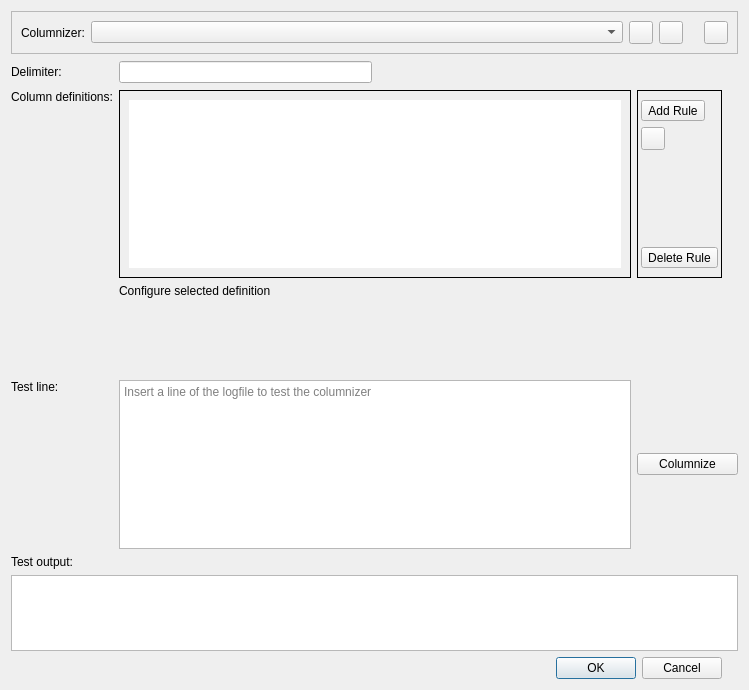
The window that src/gui/columnize/ColumnizeDialog.ui (tomvodi/QTail) describes before a commit, drawn with Qt 5.
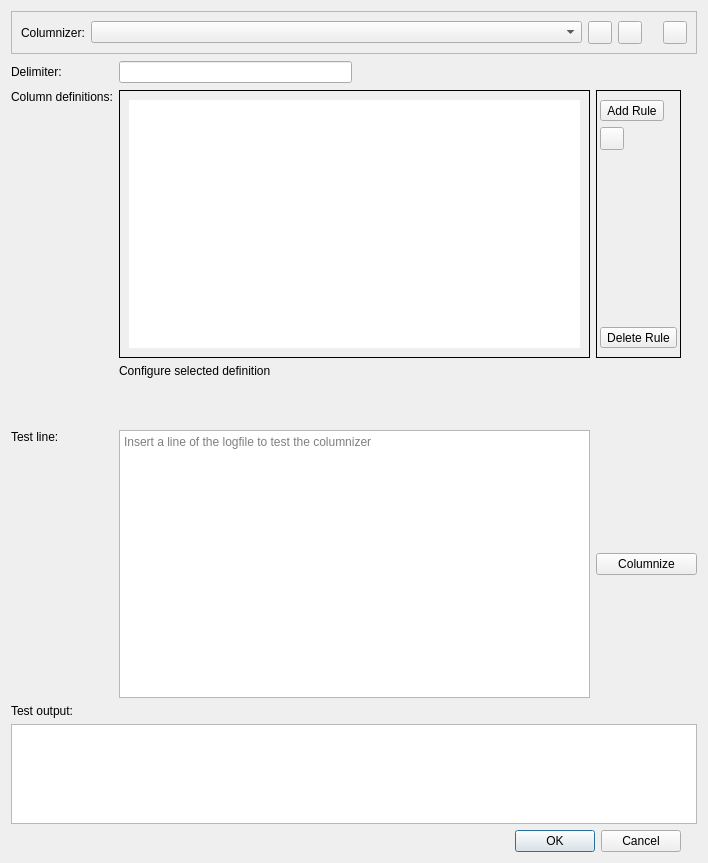
The same window after the commit. Icons and pictures are not drawn.

Commit message: fixed small height on datetime config

```diff
--- a/src/gui/columnize/ColumnizeDialog.ui
+++ b/src/gui/columnize/ColumnizeDialog.ui
@@ -6,8 +6,8 @@
    <rect>
     <x>0</x>
     <y>0</y>
-    <width>749</width>
-    <height>690</height>
+    <width>708</width>
+    <height>863</height>
    </rect>
   </property>
   <property name="windowTitle">
@@ -368,11 +368,11 @@
    </item>
    <item row="5" column="1" colspan="4">
     <widget class="QWidget" name="configureDefinitionWidget" native="true">
-     <property name="minimumSize">
-      <size>
-       <width>0</width>
-       <height>30</height>
-      </size>
+     <property name="sizePolicy">
+      <sizepolicy hsizetype="Preferred" vsizetype="Preferred">
+       <horstretch>0</horstretch>
+       <verstretch>0</verstretch>
+      </sizepolicy>
      </property>
      <layout class="QGridLayout" name="configureDefinitionLayout">
       <property name="leftMargin">
```
The commit also changes 1 other file.
